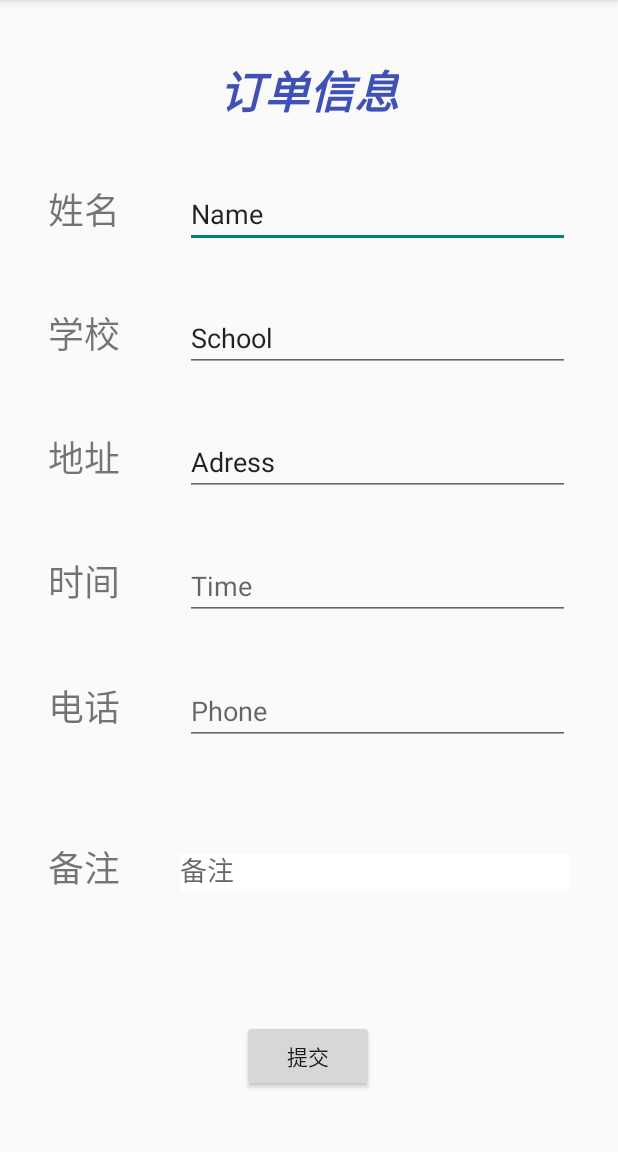
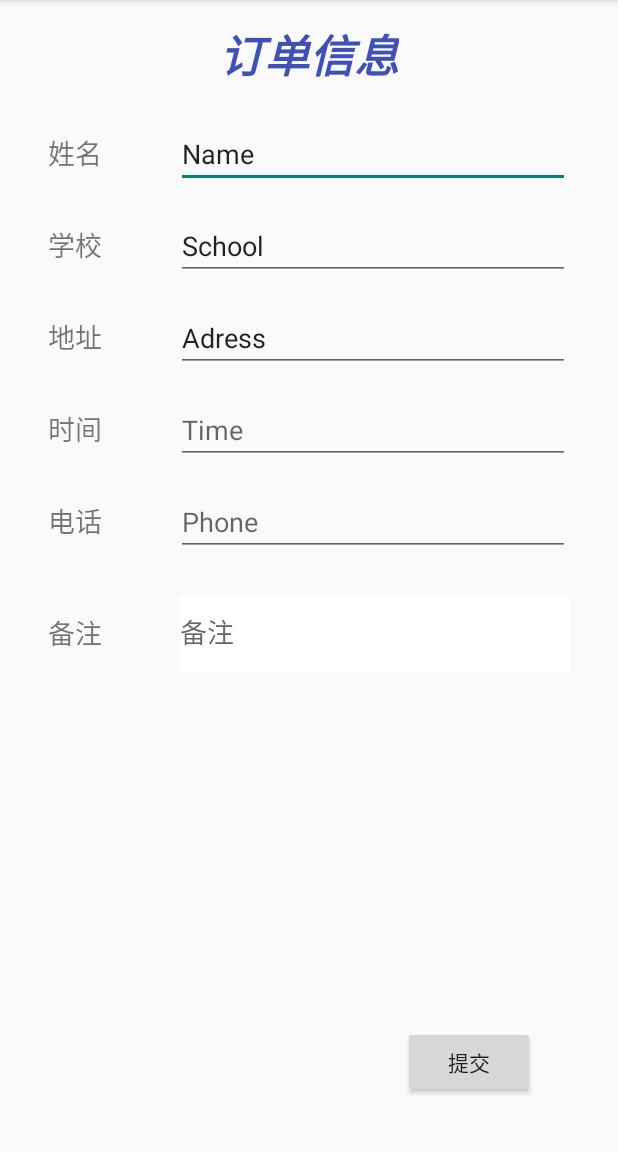
Before and after one commit to fanfer/PlayEasw, an Android app: the Core_doorActivity screen opened directly, with no data from a screen before it, on a phone screen of 412 x 824 dp, the part 84-1236 px from its top. Run offline under Robolectric (Android 15) with nearby library versions, the phone set to English and light mode, and no system bars.

```diff
--- a/app/src/main/java/com/example/playeasw/data/MainPages/Core_doorActivity.java
+++ b/app/src/main/java/com/example/playeasw/data/MainPages/Core_doorActivity.java
@@ -17,7 +17,7 @@ public class Core_doorActivity extends AppCompatActivity {
         super.onCreate(savedInstanceState);
         setContentView(R.layout.activity_core_door);
 
-        button=findViewById(R.id.button3);
+        button=findViewById(R.id.button_admit);
         button.setOnClickListener(new View.OnClickListener() {
             @Override
             public void onClick(View v) {
--- a/app/src/main/res/layout/activity_core_door.xml
+++ b/app/src/main/res/layout/activity_core_door.xml
@@ -12,10 +12,10 @@
         android:layout_height="match_parent"
         android:layout_marginStart="32dp"
         android:layout_marginLeft="32dp"
-        android:layout_marginTop="120dp"
+        android:layout_marginTop="80dp"
         android:layout_marginEnd="32dp"
         android:layout_marginRight="32dp"
-        android:layout_marginBottom="150dp"
+        android:layout_marginBottom="320dp"
         android:orientation="vertical"
         app:layout_constraintBottom_toBottomOf="parent"
         app:layout_constraintEnd_toEndOf="parent"
@@ -34,7 +34,7 @@
                 android:layout_height="wrap_content"
                 android:layout_weight="1"
                 android:text="姓名"
-                android:textSize="24sp" />
+                android:textSize="18sp" />
 
             <EditText
                 android:id="@+id/editTextTextPersonName"
@@ -58,7 +58,7 @@
                 android:layout_height="wrap_content"
                 android:layout_weight="1"
                 android:text="学校"
-                android:textSize="24sp" />
+                android:textSize="18sp" />
 
             <EditText
                 android:id="@+id/editTextTextPersonName2"
@@ -82,7 +82,7 @@
                 android:layout_height="wrap_content"
                 android:layout_weight="1"
                 android:text="地址"
-                android:textSize="24sp" />
+                android:textSize="18sp" />
 
             <EditText
                 android:id="@+id/editTextTextPersonName3"
@@ -106,7 +106,7 @@
                 android:layout_height="wrap_content"
                 android:layout_weight="1"
                 android:text="时间"
-                android:textSize="24sp" />
+                android:textSize="18sp" />
 
             <EditText
                 android:id="@+id/editTextTime"
@@ -130,7 +130,7 @@
                 android:layout_height="wrap_content"
                 android:layout_weight="1"
                 android:text="电话"
-                android:textSize="24sp" />
+                android:textSize="18sp" />
 
             <EditText
                 android:id="@+id/editTextPhone"
@@ -154,8 +154,7 @@
                 android:layout_height="wrap_content"
                 android:layout_weight="1"
                 android:text="备注"
-                android:layout_marginTop="23dp"
-                android:textSize="24sp" />
+                android:textSize="18sp" />
 
             <com.google.android.material.textfield.TextInputLayout
                 android:layout_width="match_parent"
@@ -164,24 +163,23 @@
 
                 <com.google.android.material.textfield.TextInputEditText
                     android:layout_width="match_parent"
-                    android:layout_height="wrap_content"
+                    android:layout_height="match_parent"
                     android:layout_weight="1"
                     android:background="#FFFFFF"
-
                     android:hint="备注" />
             </com.google.android.material.textfield.TextInputLayout>
         </LinearLayout>
     </LinearLayout>
 
     <Button
-        android:id="@+id/button3"
+        android:id="@+id/button_admit"
         android:layout_width="wrap_content"
         android:layout_height="wrap_content"
-        android:layout_marginBottom="40dp"
+        android:layout_marginBottom="36dp"
         android:text="提交"
         app:layout_constraintBottom_toBottomOf="parent"
         app:layout_constraintEnd_toEndOf="parent"
-        app:layout_constraintHorizontal_bias="0.498"
+        app:layout_constraintHorizontal_bias="0.829"
         app:layout_constraintStart_toStartOf="parent" />
 
     <TextView
@@ -195,5 +193,6 @@
         app:layout_constraintBottom_toTopOf="@+id/linearLayout3"
         app:layout_constraintEnd_toEndOf="parent"
         app:layout_constraintStart_toStartOf="parent"
-        app:layout_constraintTop_toTopOf="parent" />
+        app:layout_constraintTop_toTopOf="parent"
+        app:layout_constraintVertical_bias="0.379" />
 </androidx.constraintlayout.widget.ConstraintLayout>
```
Also changed, not shown: app/src/main/res/layout/activity_chatting.xml (+5 -3 lines), app/src/main/res/layout/activity_core_shop.xml (+13 -13 lines), app/src/main/res/drawable/backg.jpg (added), app/src/main/res/drawable/background.png (added).
